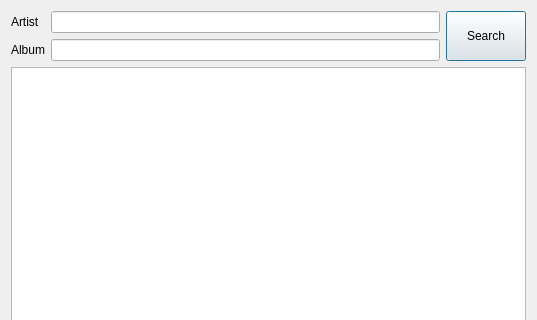
Before: the Qt Designer form src/dlgcoverartfetcher.ui in cardinot/mixxx, drawn with Qt 5; both pictures show x 0 to 537 and y 0 to 320 of the 537 by 485 pixel window.
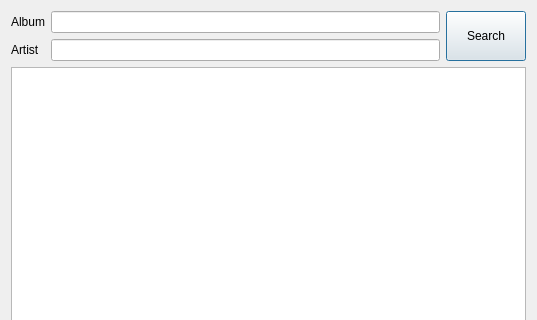
After: the same form once the commit is applied.

Commit message: dlgcoverfetcher.UI - small fix: display ALBUM field in the first row

Patch:
```diff
--- a/src/dlgcoverartfetcher.ui
+++ b/src/dlgcoverartfetcher.ui
@@ -29,37 +29,10 @@
    <item>
     <layout class="QGridLayout" name="gridLayout" columnstretch="0,100,0">
      <item row="0" column="1">
-      <widget class="QLineEdit" name="txtArtist"/>
-     </item>
-     <item row="1" column="0">
-      <widget class="QLabel" name="lblAlbum">
-       <property name="text">
-        <string>Album</string>
-       </property>
-      </widget>
-     </item>
-     <item row="0" column="0">
-      <widget class="QLabel" name="lblArtist">
-       <property name="text">
-        <string>Artist</string>
-       </property>
-      </widget>
-     </item>
-     <item row="1" column="1">
       <widget class="QLineEdit" name="txtAlbum"/>
      </item>
-     <item row="0" column="2" rowspan="2">
-      <widget class="QPushButton" name="btnSearch">
-       <property name="sizePolicy">
-        <sizepolicy hsizetype="MinimumExpanding" vsizetype="MinimumExpanding">
-         <horstretch>0</horstretch>
-         <verstretch>0</verstretch>
-        </sizepolicy>
-       </property>
-       <property name="text">
-        <string>Search</string>
-       </property>
-      </widget>
+     <item row="1" column="1">
+      <widget class="QLineEdit" name="txtArtist"/>
      </item>
      <item row="2" column="0" colspan="3">
       <widget class="QTableView" name="coverView">
@@ -86,6 +59,33 @@
        </property>
       </widget>
      </item>
+     <item row="0" column="2" rowspan="2">
+      <widget class="QPushButton" name="btnSearch">
+       <property name="sizePolicy">
+        <sizepolicy hsizetype="MinimumExpanding" vsizetype="MinimumExpanding">
+         <horstretch>0</horstretch>
+         <verstretch>0</verstretch>
+        </sizepolicy>
+       </property>
+       <property name="text">
+        <string>Search</string>
+       </property>
+      </widget>
+     </item>
+     <item row="1" column="0">
+      <widget class="QLabel" name="lblArtist">
+       <property name="text">
+        <string>Artist</string>
+       </property>
+      </widget>
+     </item>
+     <item row="0" column="0">
+      <widget class="QLabel" name="lblAlbum">
+       <property name="text">
+        <string>Album</string>
+       </property>
+      </widget>
+     </item>
     </layout>
    </item>
    <item>
```
